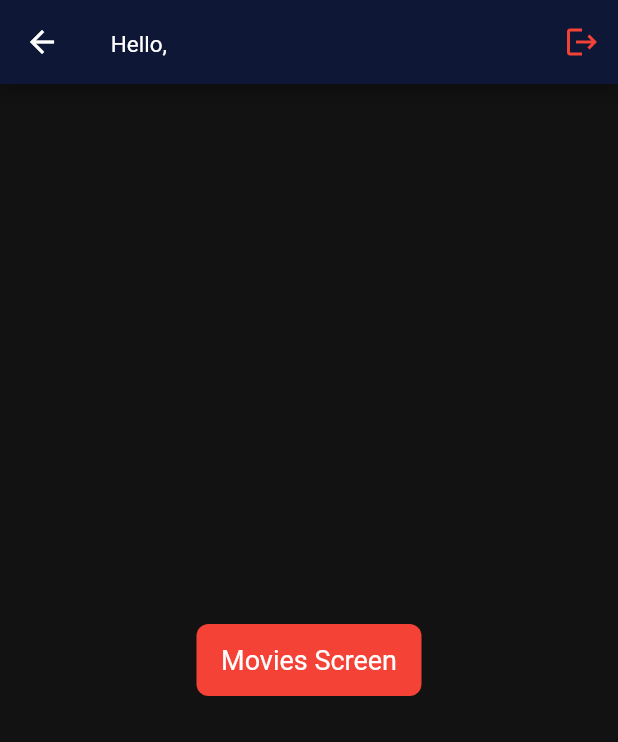
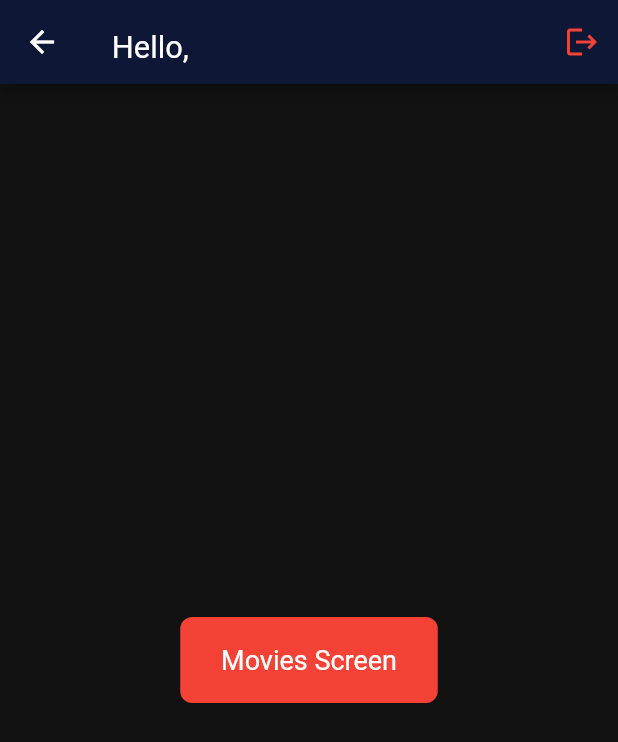
Before and after one commit to mohamed-eltwahy/Bloc_Arch_Repo, a Flutter app: the HomePage screen opened directly, on a phone screen of 412 x 824 dp. Shown: the top 742 px of the screen. Run offline on Flutter 3.47's test engine with Material 2 defaults, Android fonts, the light colour scheme and no system bars; our stand-ins replace auto_size_text, bloc, dio, flutter_bloc, flutter_screenutil, fluttertoast and 2 more; missing offline and left inert: dio_http_cache; accounts and stored records are empty.

Commit message:
finish task

```diff
--- a/lib/businessLogic_layer/films_cubit/films_cubit.dart
+++ b/lib/businessLogic_layer/films_cubit/films_cubit.dart
@@ -5,7 +5,6 @@ import 'package:flutter_bloc/flutter_bloc.dart';
 
 import '../../data_layer/models/films_model.dart';
 import '../../data_layer/repositories/films_repo.dart';
-import '../../shared/cashHelper/cashe_posts.dart';
 
 part 'films_state.dart';
 
@@ -18,7 +17,6 @@ List<Filmography> filmsStored=[];
       emit(FilmsLoading());
       final films = await FilmsRepo.fetchFilmsRepo();
       emit(FilmsLoaded(films: films));
-      savePosts(films);
       filmsStored=films;
       return films;
     } catch (e) {
--- a/lib/presentation_layer/screens/home_page.dart
+++ b/lib/presentation_layer/screens/home_page.dart
@@ -1,5 +1,6 @@
 import 'package:flutter/material.dart';
 import 'package:flutter_bloc/flutter_bloc.dart';
+import 'package:flutter_screenutil/flutter_screenutil.dart';
 import '../../businessLogic_layer/auth/auth_cubit.dart';
 import '../../shared/components/apptext.dart';
 import 'movies_screen.dart';
@@ -36,7 +37,7 @@ class _HomePageState extends State<HomePage> {
         title: BlocBuilder<AuthCubit, AuthState>(
           builder: (context, state) {
             return AppText(
-              "Hello, $userName",
+              "Hello, $userName",fontSize: 18.sp,
               color: Colors.white,
             );
           },
--- a/lib/shared/components/appbtn.dart
+++ b/lib/shared/components/appbtn.dart
@@ -1,4 +1,5 @@
 import 'package:flutter/material.dart';
+import 'package:flutter_screenutil/flutter_screenutil.dart';
 
 import '../appui.dart';
 
@@ -25,8 +26,8 @@ class AppButton extends StatelessWidget {
     return InkWell(
       onTap: onTap as void Function()?,
       child: Container(
-        width: width ?? 150,
-        height: hieght ?? 48,
+        width: width ?? 150.w,
+        height: hieght ?? 48.h,
         decoration: BoxDecoration(
           color: color??AppUI.maincolors ,
           border: border,
@@ -36,7 +37,7 @@ class AppButton extends StatelessWidget {
             child: title == null
                 ? titleWidget
                 : titleWidget ?? Text(
-              title!,style: TextStyle(fontSize: fontSize ?? 12,
+              title!,style: TextStyle(fontSize: fontSize ?? 12.sp,
               fontWeight: FontWeight.w400,
               color: titleColor,),
 
--- a/lib/shared/components/apptext.dart
+++ b/lib/shared/components/apptext.dart
@@ -1,5 +1,6 @@
 import 'package:auto_size_text/auto_size_text.dart';
 import 'package:flutter/material.dart';
+import 'package:flutter_screenutil/flutter_screenutil.dart';
 
 
 class AppText extends AutoSizeText {
@@ -21,8 +22,8 @@ class AppText extends AutoSizeText {
       color: color ??Colors.black,
       decoration: textDecoration ?? TextDecoration.none,
       fontWeight: fontWeight ?? FontWeight.w400,
-      fontSize: fontSize ?? 15,
-      height: height ?? 1.5,
+      fontSize: fontSize ?? 15.sp,
+      height: height ?? 1.5.h,
     ),
     textAlign: textAlign ?? TextAlign.center,
     maxLines: maxLines,
--- a/pubspec.yaml
+++ b/pubspec.yaml
@@ -33,6 +33,7 @@ dependencies:
   bloc: ^8.1.0
   cupertino_icons: ^1.0.2
   dio: ^4.0.6
+  dio_http_cache: ^0.3.0
   flutter:
     sdk: flutter
   flutter_bloc: ^8.1.1
```
Also changed, not shown: lib/data_layer/services/films_services.dart (+11 -6 lines), 3 other files.
